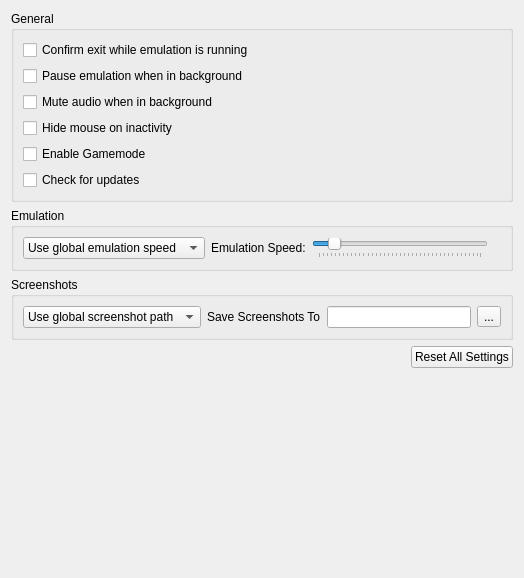
Above: src/citra_qt/configuration/configure_general.ui from amwatson/CitraVR before the change. Below: the same form after it.
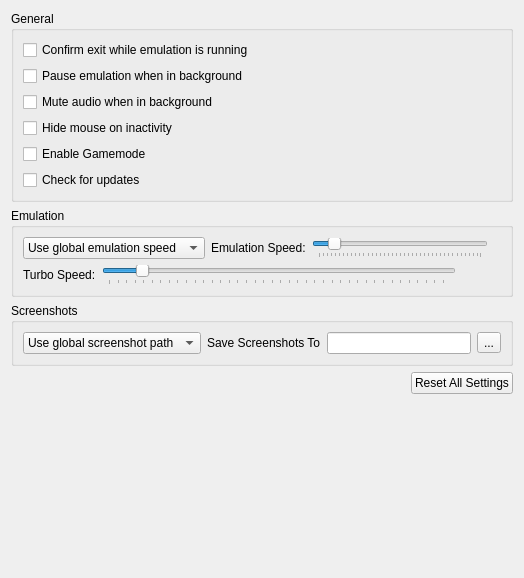
That is the form after the change.

Commit message: Add `turbo speed` hotkey (#605)

```diff
--- a/src/citra_qt/configuration/configure_general.ui
+++ b/src/citra_qt/configuration/configure_general.ui
@@ -147,6 +147,82 @@
           </layout>
          </widget>
         </item>
+        <item>
+         <widget class="QWidget" name="turbo_speed_layout" native="true">
+          <layout class="QHBoxLayout" name="turbo_speed_layout_inner">
+           <property name="leftMargin">
+            <number>0</number>
+           </property>
+           <property name="topMargin">
+            <number>0</number>
+           </property>
+           <property name="rightMargin">
+            <number>0</number>
+           </property>
+           <property name="bottomMargin">
+            <number>0</number>
+           </property>
+           <item>
+            <widget class="QLabel" name="turbo_speed_label">
+             <property name="text">
+              <string>Turbo Speed:</string>
+             </property>
+            </widget>
+           </item>
+           <item>
+            <widget class="QSlider" name="turbo_speed">
+             <property name="minimum">
+              <number>0</number>
+             </property>
+             <property name="maximum">
+              <number>198</number>
+             </property>
+             <property name="singleStep">
+              <number>5</number>
+             </property>
+             <property name="pageStep">
+              <number>15</number>
+             </property>
+             <property name="value">
+              <number>19</number>
+             </property>
+             <property name="orientation">
+              <enum>Qt::Horizontal</enum>
+             </property>
+             <property name="tickPosition">
+              <enum>QSlider::TicksBelow</enum>
+             </property>
+            </widget>
+           </item>
+           <item>
+            <spacer name="horizontalSpacer">
+             <property name="orientation">
+              <enum>Qt::Horizontal</enum>
+             </property>
+             <property name="sizeType">
+              <enum>QSizePolicy::Fixed</enum>
+             </property>
+             <property name="sizeHint" stdset="0">
+              <size>
+               <width>32</width>
+               <height>20</height>
+              </size>
+             </property>
+            </spacer>
+           </item>
+           <item>
+            <widget class="QLabel" name="turbo_speed_display_label">
+             <property name="text">
+              <string/>
+             </property>
+             <property name="alignment">
+              <set>Qt::AlignRight|Qt::AlignTrailing|Qt::AlignVCenter</set>
+             </property>
+            </widget>
+           </item>
+          </layout>
+         </widget>
+        </item>
        </layout>
       </widget>
      </item>
```
The commit also changes 22 other files.
